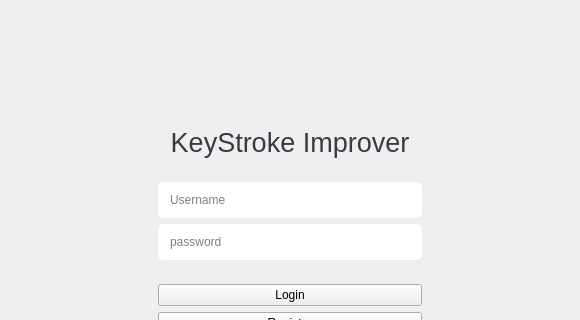
The window that login.ui (Prakash5209/typing_tutor) describes before a commit, drawn with Qt 5; both pictures show x 0 to 580 and y 0 to 320 of the 580 by 511 pixel window.
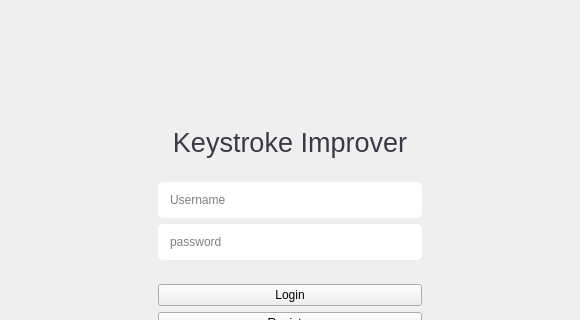
The same window after the commit.

```diff
--- a/login.ui
+++ b/login.ui
@@ -108,7 +108,7 @@
 color: rgb(61, 56, 70);</string>
             </property>
             <property name="text">
-             <string>KeyStroke Improver</string>
+             <string>Keystroke Improver</string>
             </property>
             <property name="alignment">
              <set>Qt::AlignCenter</set>
```
